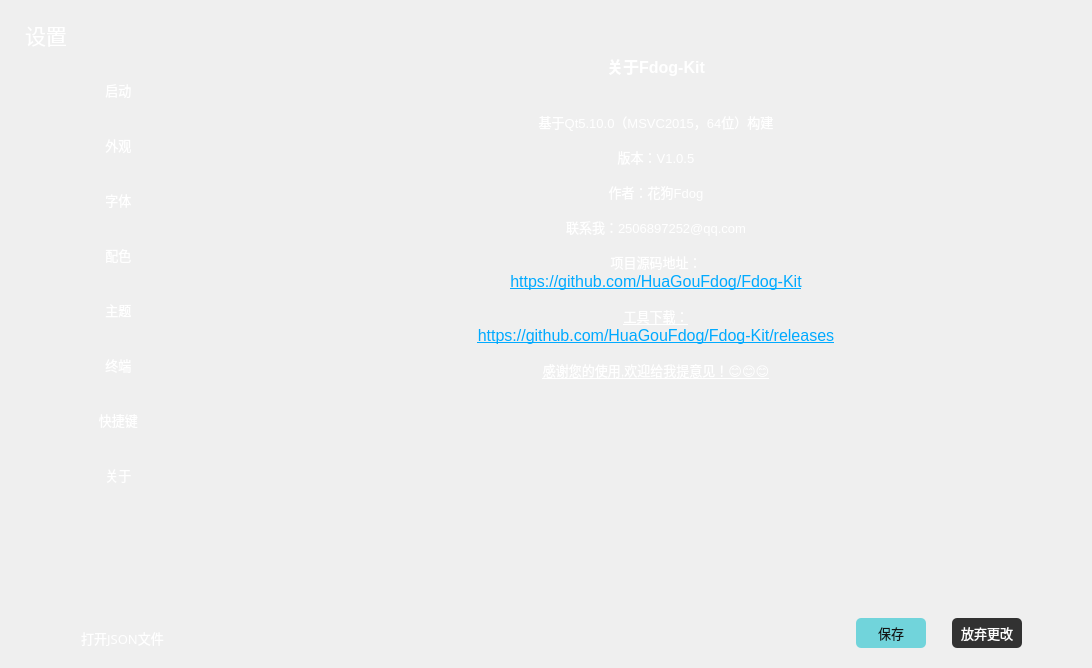
The window that Fdog-Kit/module_setting/settingwidget.ui (HuaGouFdog/Fdog-Kit) describes before a commit, drawn with Qt 5.
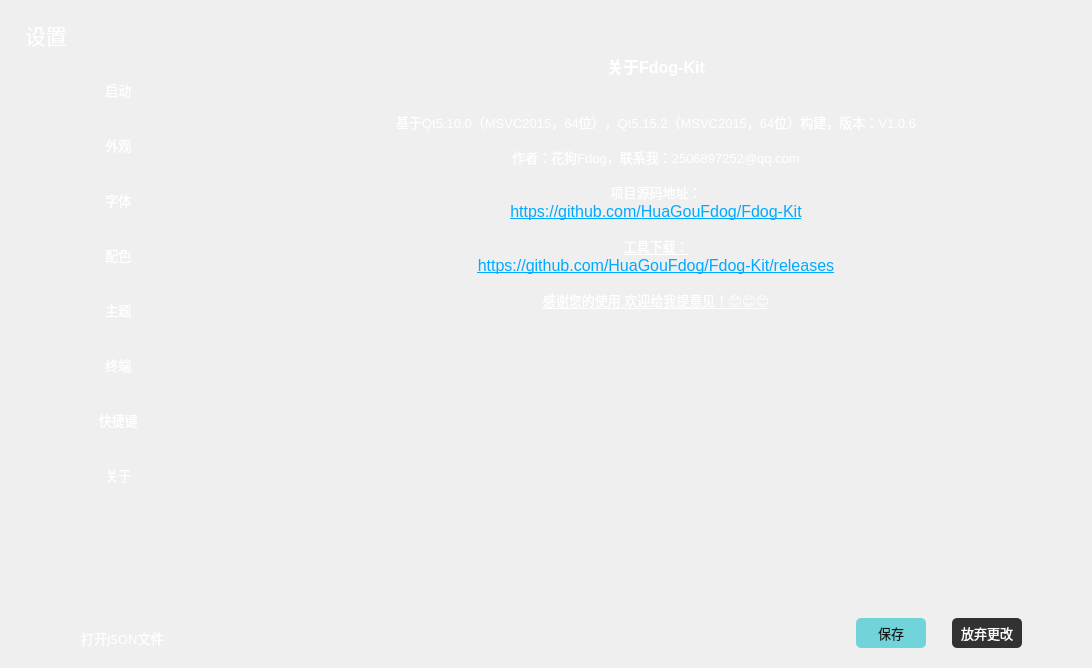
The same window after the commit. The open tabs and pages were chosen to show the change. Icons and pictures are not drawn.

Commit message: 更新版本号

Patch:
```diff
--- a/Fdog-Kit/module_setting/settingwidget.ui
+++ b/Fdog-Kit/module_setting/settingwidget.ui
@@ -9093,13 +9093,9 @@
 &lt;p align=&quot;center&quot; style=&quot; margin-top:0px; margin-bottom:0px; margin-left:0px; margin-right:0px; -qt-block-indent:0; text-indent:0px;&quot;&gt;&lt;span style=&quot; font-family:'OPPOSans B'; font-weight:600;&quot;&gt;关于Fdog-Kit&lt;/span&gt;&lt;/p&gt;
 &lt;p align=&quot;center&quot; style=&quot;-qt-paragraph-type:empty; margin-top:0px; margin-bottom:0px; margin-left:0px; margin-right:0px; -qt-block-indent:0; text-indent:0px; font-family:'OPPOSans B'; font-weight:600;&quot;&gt;&lt;br /&gt;&lt;/p&gt;
 &lt;p style=&quot;-qt-paragraph-type:empty; margin-top:0px; margin-bottom:0px; margin-left:0px; margin-right:0px; -qt-block-indent:0; text-indent:0px; font-family:'OPPOSans B'; font-size:10pt;&quot;&gt;&lt;br /&gt;&lt;/p&gt;
-&lt;p align=&quot;center&quot; style=&quot; margin-top:0px; margin-bottom:0px; margin-left:0px; margin-right:0px; -qt-block-indent:0; text-indent:0px;&quot;&gt;&lt;span style=&quot; font-family:'OPPOSans B'; font-size:10pt;&quot;&gt;基于Qt5.10.0（MSVC2015，64位）构建&lt;/span&gt;&lt;/p&gt;
+&lt;p align=&quot;center&quot; style=&quot; margin-top:0px; margin-bottom:0px; margin-left:0px; margin-right:0px; -qt-block-indent:0; text-indent:0px;&quot;&gt;&lt;span style=&quot; font-family:'OPPOSans B'; font-size:10pt;&quot;&gt;基于Qt5.10.0（MSVC2015，64位），Qt5.15.2（MSVC2015，64位）构建，版本：V1.0.6&lt;/span&gt;&lt;/p&gt;
 &lt;p align=&quot;center&quot; style=&quot;-qt-paragraph-type:empty; margin-top:0px; margin-bottom:0px; margin-left:0px; margin-right:0px; -qt-block-indent:0; text-indent:0px; font-family:'OPPOSans B'; font-size:10pt;&quot;&gt;&lt;br /&gt;&lt;/p&gt;
-&lt;p align=&quot;center&quot; style=&quot; margin-top:0px; margin-bottom:0px; margin-left:0px; margin-right:0px; -qt-block-indent:0; text-indent:0px;&quot;&gt;&lt;span style=&quot; font-family:'OPPOSans B'; font-size:10pt;&quot;&gt;版本：V1.0.5&lt;/span&gt;&lt;/p&gt;
-&lt;p align=&quot;center&quot; style=&quot;-qt-paragraph-type:empty; margin-top:0px; margin-bottom:0px; margin-left:0px; margin-right:0px; -qt-block-indent:0; text-indent:0px; font-family:'OPPOSans B'; font-size:10pt;&quot;&gt;&lt;br /&gt;&lt;/p&gt;
-&lt;p align=&quot;center&quot; style=&quot; margin-top:0px; margin-bottom:0px; margin-left:0px; margin-right:0px; -qt-block-indent:0; text-indent:0px;&quot;&gt;&lt;span style=&quot; font-family:'OPPOSans B'; font-size:10pt;&quot;&gt;作者：花狗Fdog&lt;/span&gt;&lt;/p&gt;
-&lt;p align=&quot;center&quot; style=&quot;-qt-paragraph-type:empty; margin-top:0px; margin-bottom:0px; margin-left:0px; margin-right:0px; -qt-block-indent:0; text-indent:0px; font-family:'OPPOSans B'; font-size:10pt;&quot;&gt;&lt;br /&gt;&lt;/p&gt;
-&lt;p align=&quot;center&quot; style=&quot; margin-top:0px; margin-bottom:0px; margin-left:0px; margin-right:0px; -qt-block-indent:0; text-indent:0px;&quot;&gt;&lt;span style=&quot; font-family:'OPPOSans B'; font-size:10pt;&quot;&gt;联系我：2506897252@qq.com&lt;/span&gt;&lt;/p&gt;
+&lt;p align=&quot;center&quot; style=&quot; margin-top:0px; margin-bottom:0px; margin-left:0px; margin-right:0px; -qt-block-indent:0; text-indent:0px;&quot;&gt;&lt;span style=&quot; font-family:'OPPOSans B'; font-size:10pt;&quot;&gt;作者：花狗Fdog，联系我：2506897252@qq.com&lt;/span&gt;&lt;/p&gt;
 &lt;p align=&quot;center&quot; style=&quot;-qt-paragraph-type:empty; margin-top:0px; margin-bottom:0px; margin-left:0px; margin-right:0px; -qt-block-indent:0; text-indent:0px; font-family:'OPPOSans B'; font-size:10pt;&quot;&gt;&lt;br /&gt;&lt;/p&gt;
 &lt;p align=&quot;center&quot; style=&quot; margin-top:0px; margin-bottom:0px; margin-left:0px; margin-right:0px; -qt-block-indent:0; text-indent:0px;&quot;&gt;&lt;span style=&quot; font-family:'OPPOSans B'; font-size:10pt;&quot;&gt;项目源码地址：&lt;/span&gt;&lt;/p&gt;
 &lt;p align=&quot;center&quot; style=&quot; margin-top:0px; margin-bottom:0px; margin-left:0px; margin-right:0px; -qt-block-indent:0; text-indent:0px;&quot;&gt;&lt;a href=&quot;https://github.com/HuaGouFdog/Fdog-Kit&quot;&gt;&lt;span style=&quot; text-decoration: underline; color:#00aaff;&quot;&gt;https://github.com/HuaGouFdog/Fdog-Kit&lt;/span&gt;&lt;/a&gt;&lt;/p&gt;
```
Left out of the diff: 10 changed lines with no effect on the pictures. The commit also changes 3 other files.
